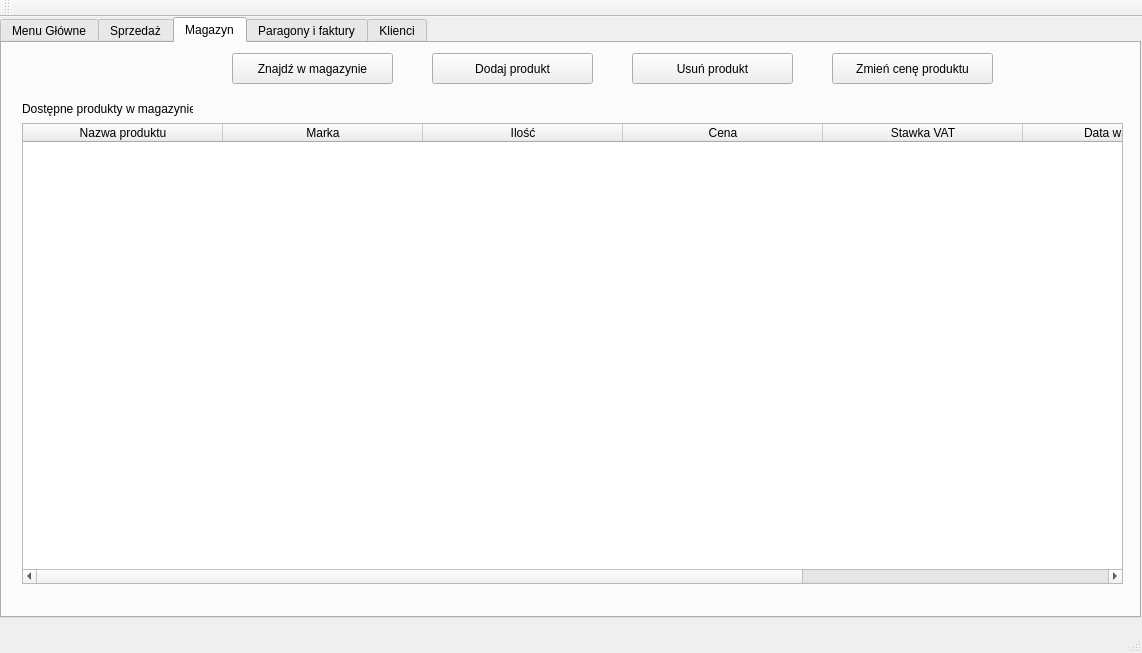
Before: the Qt Designer form mainwindow.ui in SzymiJimi/TeamProject, drawn with Qt 5.
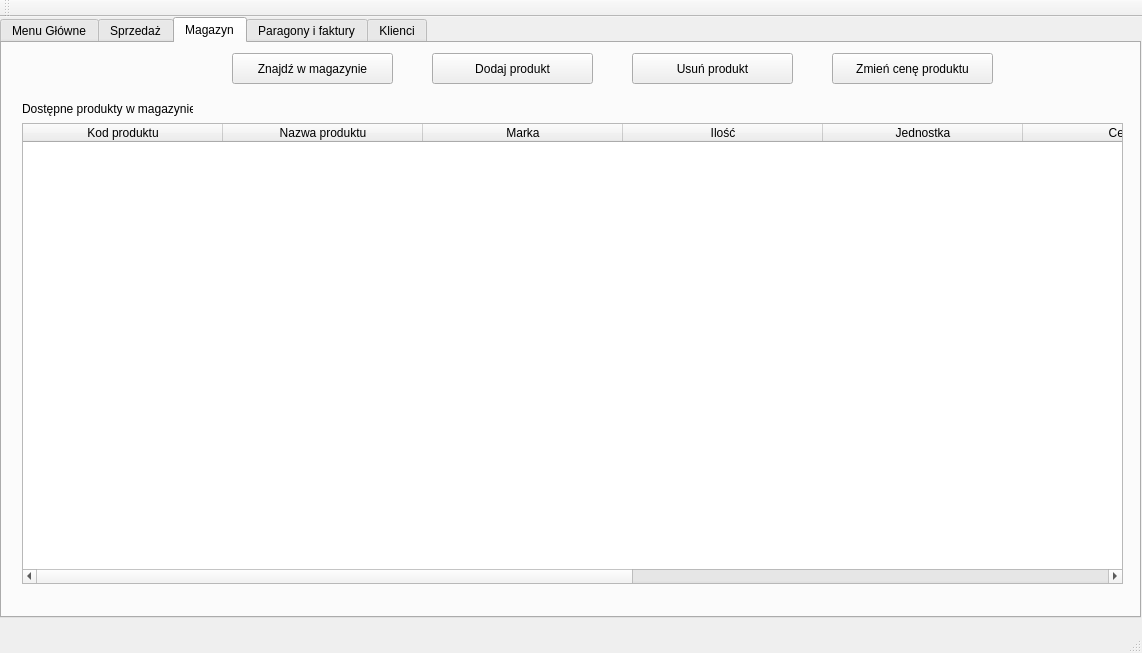
After: the same form once the commit is applied. The open tabs and pages were chosen to show the change.

Diff of the .ui file:
```diff
--- a/mainwindow.ui
+++ b/mainwindow.ui
@@ -350,6 +350,11 @@
       <attribute name="horizontalHeaderDefaultSectionSize">
        <number>200</number>
       </attribute>
+      <column>
+       <property name="text">
+        <string>Kod produktu</string>
+       </property>
+      </column>
       <column>
        <property name="text">
         <string>Nazwa produktu</string>
@@ -365,6 +370,11 @@
         <string>Ilość</string>
        </property>
       </column>
+      <column>
+       <property name="text">
+        <string>Jednostka</string>
+       </property>
+      </column>
       <column>
        <property name="text">
         <string>Cena</string>
```
Left out of the diff: 4 changed lines with no effect on the pictures.
